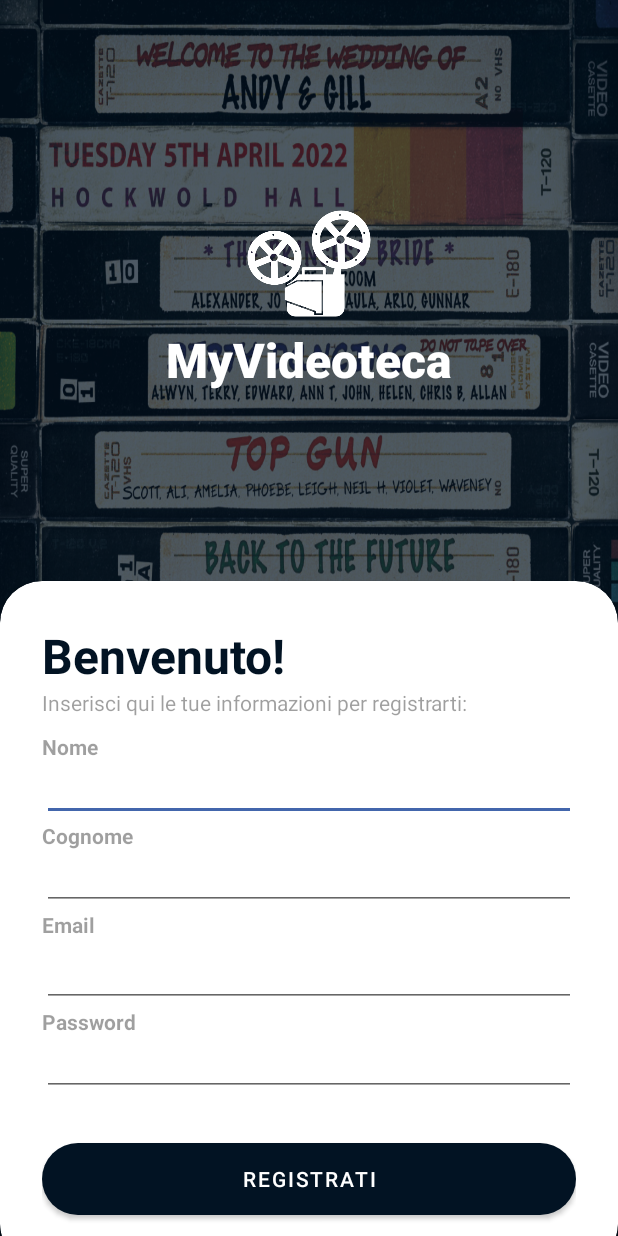
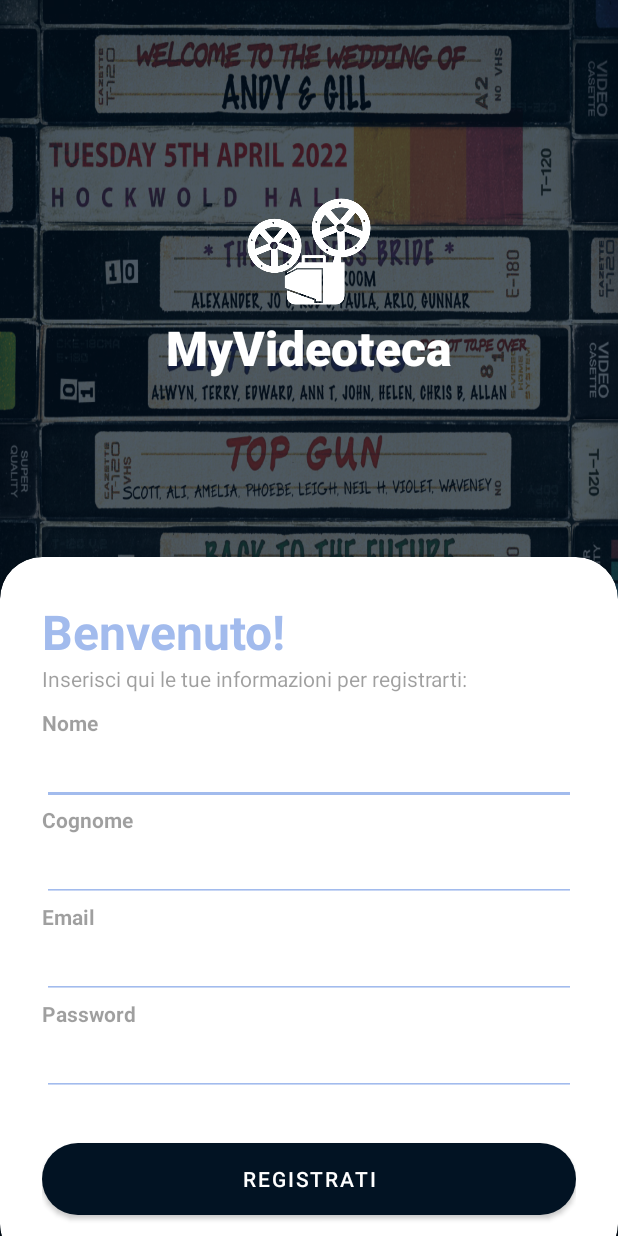
Before and after one commit to SimoCasa/MyVideoteca, an Android app: the RegisterActivity screen opened directly, with no data from a screen before it, on a phone screen of 412 x 824 dp. Run offline under Robolectric (Android 15) with nearby library versions, the phone set to English and light mode, and no system bars.

Commit message:
Revisione ai colori

```diff
--- a/app/src/main/res/layout/activity_login.xml
+++ b/app/src/main/res/layout/activity_login.xml
@@ -56,7 +56,7 @@
                 android:layout_width="wrap_content"
                 android:layout_height="wrap_content"
                 android:text="Benvenuto!"
-                android:textColor="@color/my_primary"
+                android:textColor="@color/my_secondary"
                 android:textSize="32sp"
                 android:textStyle="bold"/>
 
@@ -80,6 +80,7 @@
                 android:id="@+id/emailField"
                 android:layout_width="match_parent"
                 android:layout_height="wrap_content"
+                android:backgroundTint="@color/my_secondary"
                 android:inputType="textEmailAddress"/>
 
             <View
@@ -96,6 +97,7 @@
                 android:id="@+id/passwordField"
                 android:layout_width="match_parent"
                 android:layout_height="wrap_content"
+                android:backgroundTint="@color/my_secondary"
                 android:inputType="textPassword"/>
 
             <View
@@ -107,6 +109,7 @@
                 android:layout_width="match_parent"
                 android:layout_height="60dp"
                 android:text="Accedi"
+                android:textColor="@color/white"
                 app:cornerRadius="32dp"/>
 
             <View
@@ -128,6 +131,7 @@
                 android:layout_width="match_parent"
                 android:layout_height="60dp"
                 android:text="Registrati"
+                android:textColor="@color/white"
                 app:cornerRadius="32dp"/>
 
         </LinearLayout>
--- a/app/src/main/res/layout/activity_register.xml
+++ b/app/src/main/res/layout/activity_register.xml
@@ -57,7 +57,7 @@
                 android:layout_width="wrap_content"
                 android:layout_height="wrap_content"
                 android:text="Benvenuto!"
-                android:textColor="@color/my_primary"
+                android:textColor="@color/my_secondary"
                 android:textSize="32sp"
                 android:textStyle="bold"/>
 
@@ -80,7 +80,8 @@
             <EditText
                 android:id="@+id/nameField"
                 android:layout_width="match_parent"
-                android:layout_height="40dp"
+                android:layout_height="45dp"
+                android:backgroundTint="@color/my_secondary"
                 android:inputType="text" />
 
             <TextView
@@ -92,7 +93,8 @@
             <EditText
                 android:id="@+id/surnameField"
                 android:layout_width="match_parent"
-                android:layout_height="40dp"
+                android:layout_height="45dp"
+                android:backgroundTint="@color/my_secondary"
                 android:inputType="text" />
 
             <TextView
@@ -105,6 +107,7 @@
                 android:id="@+id/emailField"
                 android:layout_width="match_parent"
                 android:layout_height="45dp"
+                android:backgroundTint="@color/my_secondary"
                 android:inputType="textEmailAddress" />
 
             <TextView
@@ -116,7 +119,8 @@
             <EditText
                 android:id="@+id/passwordField"
                 android:layout_width="match_parent"
-                android:layout_height="40dp"
+                android:layout_height="45dp"
+                android:backgroundTint="@color/my_secondary"
                 android:inputType="textPassword" />
 
             <View
@@ -128,6 +132,7 @@
                 android:layout_width="match_parent"
                 android:layout_height="60dp"
                 android:text="Registrati"
+                android:textColor="@color/white"
                 app:cornerRadius="32dp"/>
 
         </LinearLayout>
--- a/app/src/main/res/values/colors.xml
+++ b/app/src/main/res/values/colors.xml
@@ -9,5 +9,5 @@
     <color name="white">#FFFFFFFF</color>
 
     <color name="my_primary">#021323</color>
-    <color name="my_secondary">#EE355BA6</color>
+    <color name="my_secondary">#A2BBED</color>
 </resources>
```
